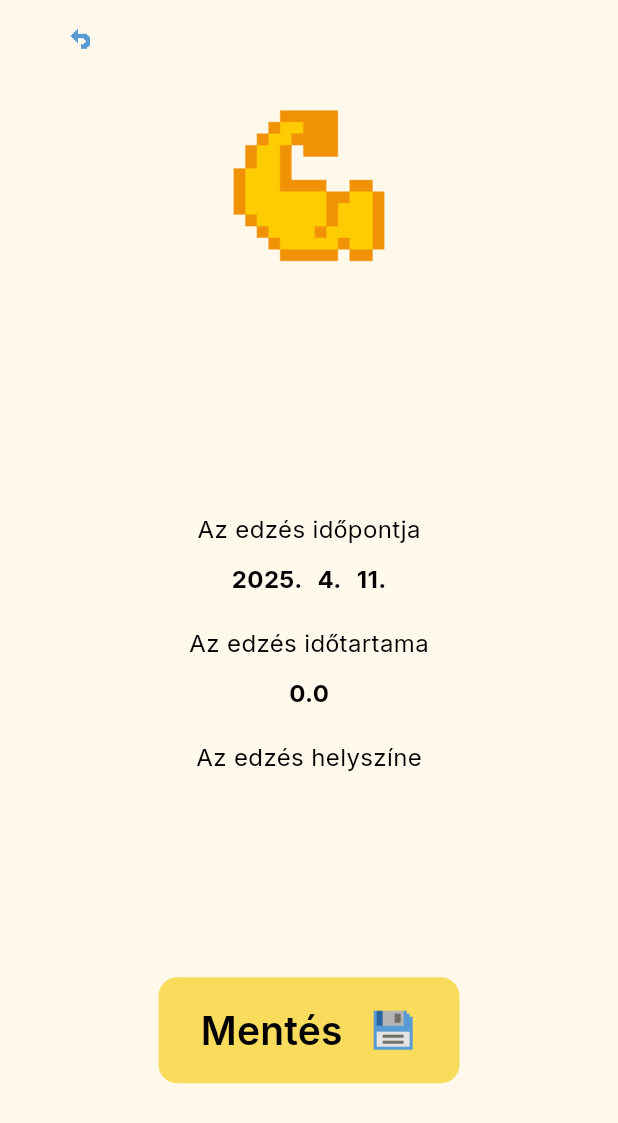
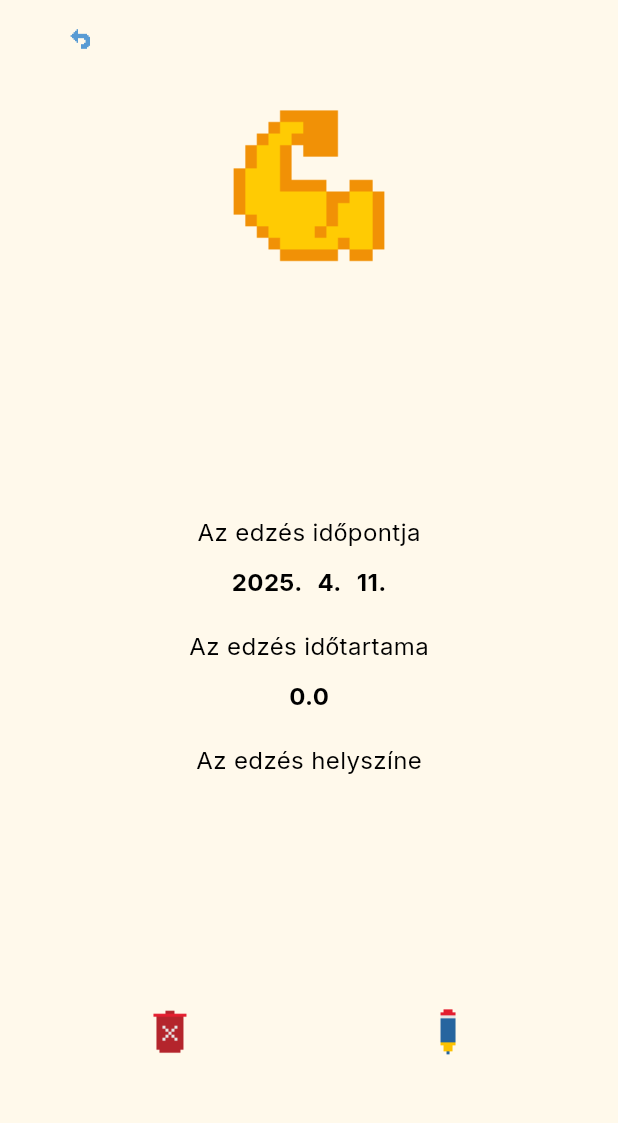
Before and after one commit to T0liver/recout, a Flutter app: the OpenActivity screen opened directly with empty values, on a phone screen of 412 x 824 dp. Shown: the top 1123 px of the screen. Run offline on Flutter 3.47's test engine with Material 3 defaults, Android fonts, the phone set to English and light mode, and no system bars.

Commit message:
Add buttons to the workout page Add remove and edit buttons with no callback to the open activity page

```diff
--- a/lib/open_activity.dart
+++ b/lib/open_activity.dart
@@ -65,7 +65,15 @@ class OpenActivity extends StatelessWidget {
               SizedBox(height: 10),
               BodyStrongText(workOut.location),
               Spacer(flex: 1),
-              TextIconBtn(text: l10n.save, icon: 'assets/graphics/icons/icons8-save-32.png', onPressed: () {}),
+              Row(
+                children: [
+                  Spacer(flex: 1),
+                  IconBtn(icon: 'assets/graphics/icons/icons8-remove-32.png', onPressed: () {}),
+                  Spacer(flex: 2),
+                  IconBtn(icon: 'assets/graphics/icons/icons8-edit-32.png', onPressed: () {}),
+                  Spacer(flex: 1),
+                ],
+              ),
               Spacer(flex: 1,)
             ],
           ),
```
